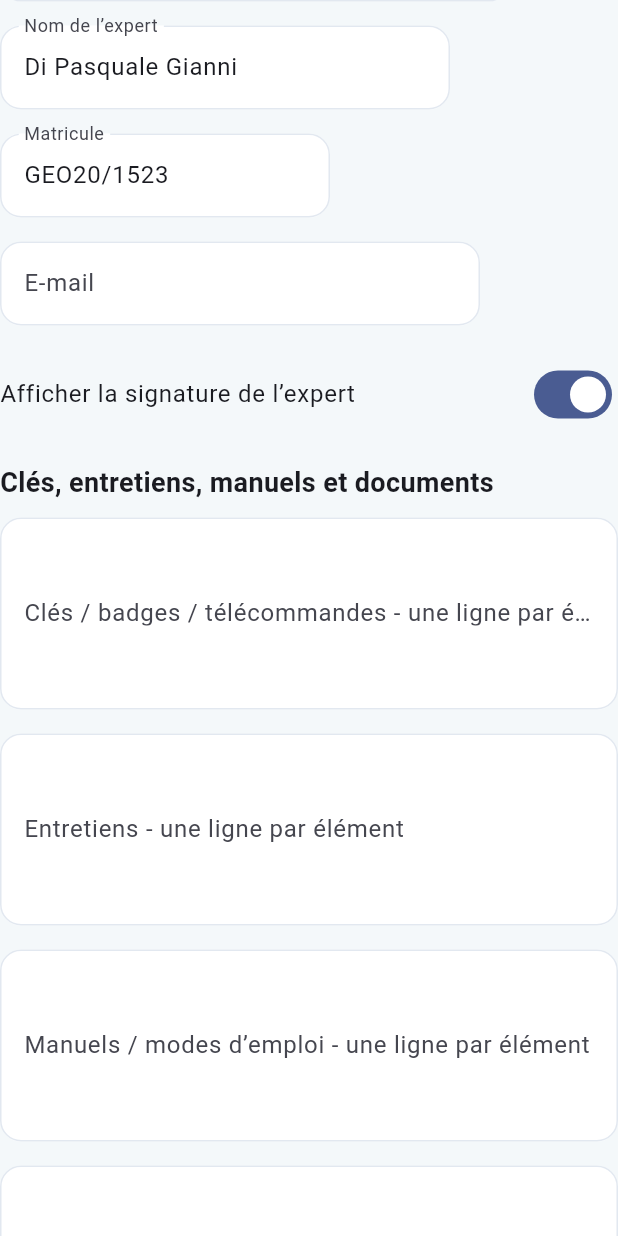
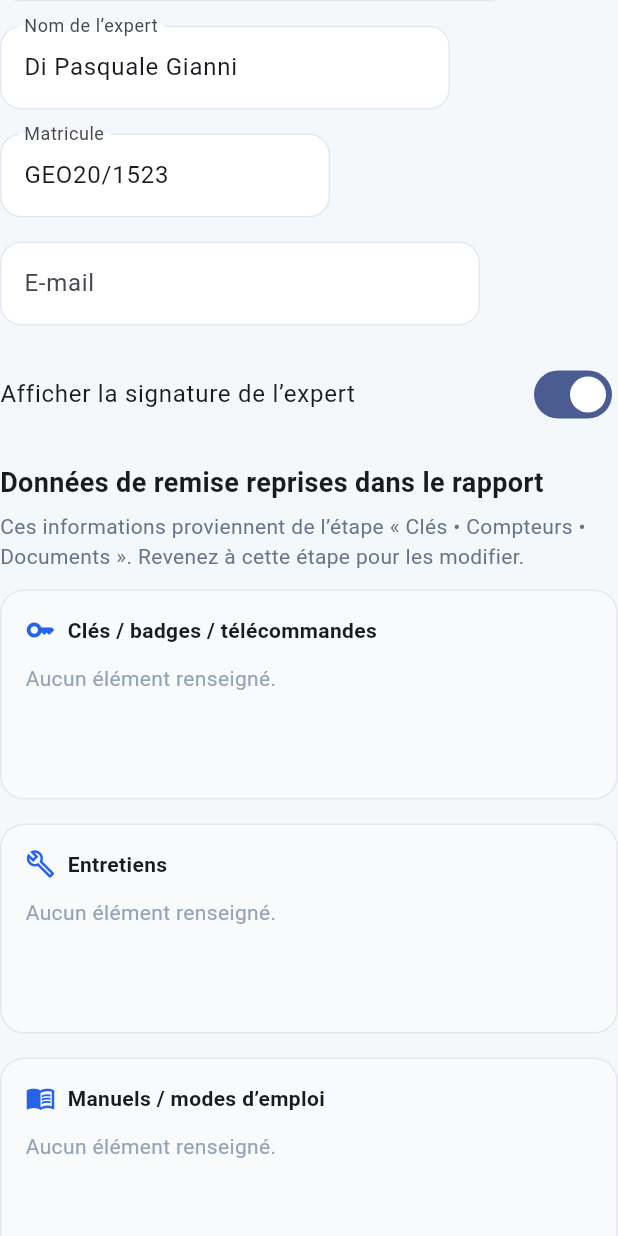
Before and after one commit to Constatplus/constat_plus, a Flutter app: the StepReport widget shown alone on an empty page, opened directly with empty values, scrolled down 576 dp, on a phone screen of 412 x 824 dp. Run offline on Flutter 3.47's test engine with Material 3 defaults, Android fonts, the phone set to English and light mode, and no system bars; our stand-ins replace flutter_secure_storage, image_picker, in_app_purchase, pdf, shared_preferences, supabase_flutter; missing offline and left inert: docx_dart, file_selector, in_app_purchase_android, pdfrx; accounts and stored records are empty; network calls fail.

Commit message:
Sprint 8.2 - Utiliser les données de remise en lecture seule

```diff
--- a/lib/features/wizard/step_report.dart
+++ b/lib/features/wizard/step_report.dart
@@ -75,10 +75,6 @@ class _StepReportState extends State<StepReport> {
   final TextEditingController _emailController = TextEditingController(
     text: 'info@capital-immo.expert',
   );
-  final TextEditingController _keysController = TextEditingController();
-  final TextEditingController _maintenanceController = TextEditingController();
-  final TextEditingController _manualsController = TextEditingController();
-  final TextEditingController _documentsController = TextEditingController();
 
   bool _includeExpertSignature = true;
   bool _isExporting = false;
@@ -90,18 +86,7 @@ class _StepReportState extends State<StepReport> {
     super.initState();
     _reportType = widget.initialReportType;
     _titleController = TextEditingController(text: _reportType.label);
-    _prefillHandoverData();
     _loadSavedPreferences();
-  }
-
-  void _prefillHandoverData() {
-    final handover = widget.handover;
-    if (handover == null) return;
-
-    _keysController.text = handover.keyReportLines.join('\n');
-    _maintenanceController.text = handover.maintenanceReportLines.join('\n');
-    _manualsController.text = handover.manualReportLines.join('\n');
-    _documentsController.text = handover.documentReportLines.join('\n');
   }
 
   Future<void> _loadSavedPreferences() async {
@@ -126,10 +111,6 @@ class _StepReportState extends State<StepReport> {
     _expertController.dispose();
     _registrationController.dispose();
     _emailController.dispose();
-    _keysController.dispose();
-    _maintenanceController.dispose();
-    _manualsController.dispose();
-    _documentsController.dispose();
     super.dispose();
   }
 
@@ -139,14 +120,6 @@ class _StepReportState extends State<StepReport> {
       _reportType = value;
       _titleController.text = value.label;
     });
-  }
-
-  List<String> _lines(TextEditingController controller) {
-    return controller.text
-        .split(RegExp(r'\r?\n'))
-        .map((line) => line.trim())
-        .where((line) => line.isNotEmpty)
-        .toList();
   }
 
   List<String> _notesForType(
@@ -170,6 +143,7 @@ class _StepReportState extends State<StepReport> {
 
   ReportSettings _settings() {
     final defaults = ReportSettings.defaults(_reportType);
+    final handover = widget.handover;
     return ReportSettings(
       reportType: _reportType,
       companyName: _companyController.text.trim(),
@@ -189,10 +163,10 @@ class _StepReportState extends State<StepReport> {
       preliminaryNotes: _savedPreferences == null
           ? defaults.preliminaryNotes
           : _notesForType(_savedPreferences!, _reportType),
-      keys: _lines(_keysController),
-      maintenance: _lines(_maintenanceController),
-      manuals: _lines(_manualsController),
-      documents: _lines(_documentsController),
+      keys: handover?.keyReportLines ?? const <String>[],
+      maintenance: handover?.maintenanceReportLines ?? const <String>[],
+      manuals: handover?.manualReportLines ?? const <String>[],
+      documents: handover?.documentReportLines ?? const <String>[],
       generalities: defaults.generalities,
     );
   }
@@ -480,18 +454,40 @@ class _StepReportState extends State<StepReport> {
         ),
         const SizedBox(height: 18),
         const Text(
-          'Clés, entretiens, manuels et documents',
+          'Données de remise reprises dans le rapport',
           style: TextStyle(fontSize: 18, fontWeight: FontWeight.bold),
         ),
-        const SizedBox(height: 10),
+        const SizedBox(height: 6),
+        const Text(
+          'Ces informations proviennent de l’étape « Clés • Compteurs • Documents ». Revenez à cette étape pour les modifier.',
+          style: TextStyle(color: Color(0xFF64748B)),
+        ),
+        const SizedBox(height: 12),
         Wrap(
           spacing: 16,
           runSpacing: 16,
           children: [
-            _multiLineField(_keysController, 'Clés / badges / télécommandes'),
-            _multiLineField(_maintenanceController, 'Entretiens'),
-            _multiLineField(_manualsController, 'Manuels / modes d’emploi'),
-            _multiLineField(_documentsController, 'Documents remis'),
+            _handoverSection(
+              title: 'Clés / badges / télécommandes',
+              icon: Icons.key_outlined,
+              lines: widget.handover?.keyReportLines ?? const <String>[],
+            ),
+            _handoverSection(
+              title: 'Entretiens',
+              icon: Icons.build_outlined,
+              lines:
+                  widget.handover?.maintenanceReportLines ?? const <String>[],
+            ),
+            _handoverSection(
+              title: 'Manuels / modes d’emploi',
+              icon: Icons.menu_book_outlined,
+              lines: widget.handover?.manualReportLines ?? const <String>[],
+            ),
+            _handoverSection(
+              title: 'Documents remis',
+              icon: Icons.description_outlined,
+              lines: widget.handover?.documentReportLines ?? const <String>[],
+            ),
           ],
         ),
         const SizedBox(height: 24),
@@ -569,14 +565,49 @@ class _StepReportState extends State<StepReport> {
     );
   }
 
-  Widget _multiLineField(TextEditingController controller, String label) {
-    return SizedBox(
+  Widget _handoverSection({
+    required String title,
+    required IconData icon,
+    required List<String> lines,
+  }) {
+    return Container(
       width: 420,
-      child: TextField(
-        controller: controller,
-        minLines: 4,
-        maxLines: 8,
-        decoration: _decoration('$label - une ligne par élément'),
+      constraints: const BoxConstraints(minHeight: 140),
+      padding: const EdgeInsets.all(16),
+      decoration: BoxDecoration(
+        color: const Color(0xFFF8FAFC),
+        borderRadius: BorderRadius.circular(16),
+        border: Border.all(color: const Color(0xFFE2E8F0)),
+      ),
+      child: Column(
+        crossAxisAlignment: CrossAxisAlignment.start,
+        children: [
+          Row(
+            children: [
+              Icon(icon, size: 20, color: const Color(0xFF2563EB)),
+              const SizedBox(width: 8),
+              Expanded(
+                child: Text(
+                  title,
+                  style: const TextStyle(fontWeight: FontWeight.w700),
+                ),
+              ),
+            ],
+          ),
+          const SizedBox(height: 12),
+          if (lines.isEmpty)
+            const Text(
+              'Aucun élément renseigné.',
+              style: TextStyle(color: Color(0xFF94A3B8)),
+            )
+          else
+            ...lines.map(
+              (line) => Padding(
+                padding: const EdgeInsets.only(bottom: 6),
+                child: Text('• $line'),
+              ),
+            ),
+        ],
       ),
     );
   }
```
